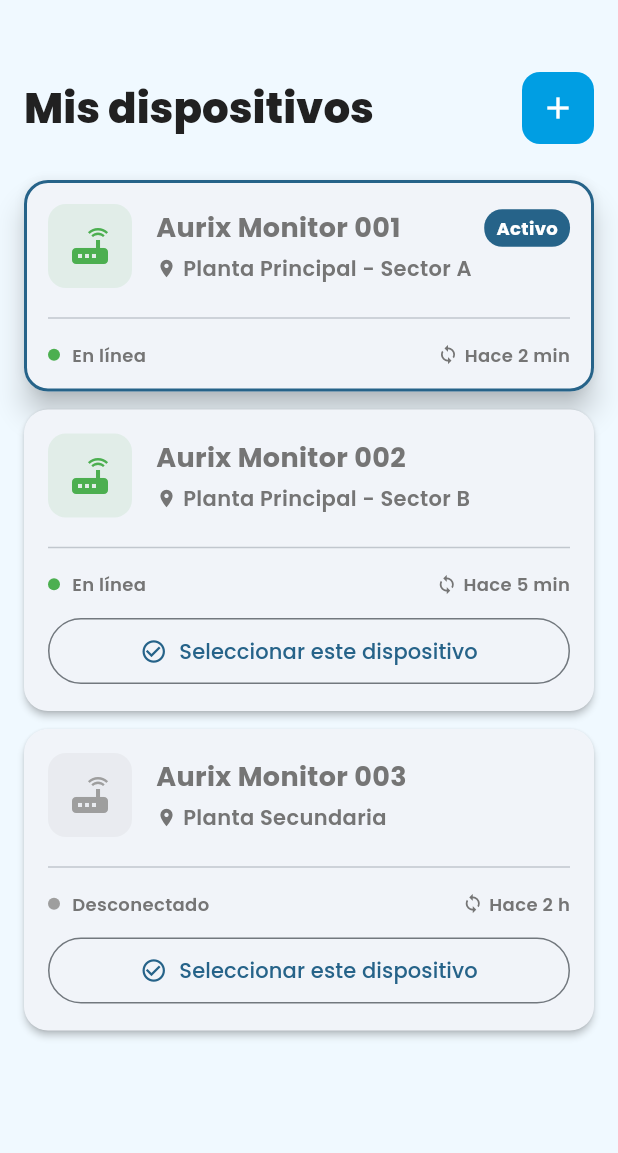
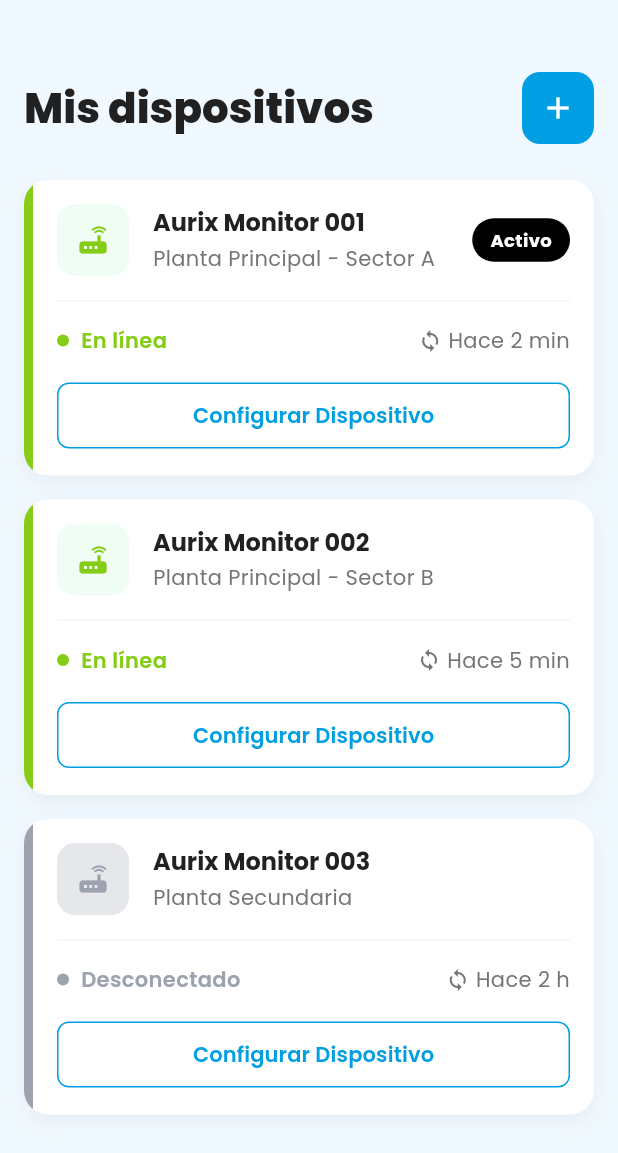
Before and after one commit to xhandlr/water-quality-monitoring, a Flutter app: the DevicesPage screen opened directly, on a phone screen of 412 x 824 dp. Shown: the top 1153 px of the screen. Run offline on Flutter 3.47's test engine with Material 3 defaults, Android fonts, the phone set to English and light mode, and no system bars; our stand-ins replace fl_chart, google_fonts.

Commit message:
style: rediseñar screen de dispositivos conservando los nuevos colores
- Agregar cards de dispositivos que respiran mejor con fondo blanco
- Utilizar los colores verde y celestes representantes de Aurix

```diff
--- a/app-mobile/lib/core/config/theme.dart
+++ b/app-mobile/lib/core/config/theme.dart
@@ -69,6 +69,17 @@ class AppColors {
   static const Color flowIcon = Color(0xFF009EE3);
   static const Color flowBg = Color(0xFFE1F5FE);
   static const Color flowBorder = Color(0xFFB3E5FC);
+
+  // Device Colors
+  static const Color deviceOnline = Color(0xFF84CC16);
+  static const Color deviceOnlineBg = Color(0xFFF0FDF4);
+  static const Color deviceOffline = Color(0xFF9CA3AF);
+  static const Color deviceOfflineIcon = Color(0xFF9CA3AF);
+  static const Color deviceOfflineBorder = Color(0xFFD1D5DB);
+  static const Color deviceOfflineBg = Color(0xFFE5E7EB);
+
+  static const Color deviceBadgeBg = Colors.black;
+  static const Color deviceBadgeText = Colors.white;
 }
 
 class AppTheme {
--- a/app-mobile/lib/features/monitoring/pages/devices_page.dart
+++ b/app-mobile/lib/features/monitoring/pages/devices_page.dart
@@ -96,33 +96,33 @@ class _DevicesPageState extends State<DevicesPage> {
                 itemBuilder: (context, index) {
                   final device = _devices[index];
                   final isSelected = device.id == _selectedDeviceId;
+                  final statusColor = device.isActive ? AppColors.deviceOnline : AppColors.deviceOffline;
+                  final statusBg = device.isActive ? AppColors.deviceOnlineBg : AppColors.deviceOfflineBg;
 
-          return Card(
-            margin: const EdgeInsets.only(bottom: 12),
-            elevation: isSelected ? 8 : 2,
-            shape: RoundedRectangleBorder(
+                  return Container(
+                    margin: const EdgeInsets.only(bottom: 16),
+                    decoration: BoxDecoration(
+                      color: Colors.white,
                       borderRadius: BorderRadius.circular(16),
-              side: BorderSide(
-                color: isSelected
-                    ? Theme.of(context).primaryColor
-                    : Colors.transparent,
-                width: 2,
+                      boxShadow: [
+                        BoxShadow(
+                          color: Colors.black.withValues(alpha: 0.05),
+                          blurRadius: 10,
+                          offset: const Offset(0, 4),
+                        ),
+                      ],
+                    ),
+                    child: ClipRRect(
+                      borderRadius: BorderRadius.circular(16),
+                      child: Container(
+                        decoration: BoxDecoration(
+                          border: Border(
+                            left: BorderSide(
+                              color: statusColor,
+                              width: 6,
                             ),
                           ),
-            child: InkWell(
-              onTap: () {
-                setState(() {
-                  _selectedDeviceId = device.id;
-                });
-                ScaffoldMessenger.of(context).showSnackBar(
-                  SnackBar(
-                    content: Text('Dispositivo seleccionado: ${device.name}'),
-                    behavior: SnackBarBehavior.floating,
-                    duration: const Duration(seconds: 2),
                         ),
-                );
-              },
-              borderRadius: BorderRadius.circular(16),
                         child: Padding(
                           padding: const EdgeInsets.all(16),
                           child: Column(
@@ -133,15 +133,13 @@ class _DevicesPageState extends State<DevicesPage> {
                                   Container(
                                     padding: const EdgeInsets.all(12),
                                     decoration: BoxDecoration(
-                            color: device.isActive
-                                ? Colors.green.withValues(alpha: 0.1)
-                                : Colors.grey.withValues(alpha: 0.1),
+                                      color: statusBg,
                                       borderRadius: BorderRadius.circular(12),
                                     ),
                                     child: Icon(
                                       Icons.router,
-                            color: device.isActive ? Colors.green : Colors.grey,
-                            size: 32,
+                                      color: statusColor,
+                                      size: 24,
                                     ),
                                   ),
                                   const SizedBox(width: 16),
@@ -149,31 +147,37 @@ class _DevicesPageState extends State<DevicesPage> {
                                     child: Column(
                                       crossAxisAlignment: CrossAxisAlignment.start,
                                       children: [
-                              Row(
-                                children: [
-                                  Expanded(
-                                    child: Text(
+                                        Text(
                                           device.name,
-                                      style: const TextStyle(
-                                        fontSize: 18,
+                                          style: Theme.of(context).textTheme.titleLarge?.copyWith(
+                                            fontSize: 16,
                                             fontWeight: FontWeight.bold,
                                           ),
+                                        ),
+                                        const SizedBox(height: 4),
+                                        Text(
+                                          device.location,
+                                          style: Theme.of(context).textTheme.bodyMedium?.copyWith(
+                                            fontWeight: FontWeight.normal,
+                                          ),
+                                        ),
+                                      ],
                                     ),
                                   ),
                                   if (isSelected)
                                     Container(
                                       padding: const EdgeInsets.symmetric(
-                                        horizontal: 8,
-                                        vertical: 4,
+                                        horizontal: 12,
+                                        vertical: 6,
                                       ),
                                       decoration: BoxDecoration(
-                                        color: Theme.of(context).primaryColor,
-                                        borderRadius: BorderRadius.circular(12),
+                                        color: AppColors.deviceBadgeBg,
+                                        borderRadius: BorderRadius.circular(20),
                                       ),
                                       child: const Text(
                                         'Activo',
                                         style: TextStyle(
-                                          color: Colors.white,
+                                          color: AppColors.deviceBadgeText,
                                           fontSize: 12,
                                           fontWeight: FontWeight.bold,
                                         ),
@@ -181,34 +185,9 @@ class _DevicesPageState extends State<DevicesPage> {
                                     ),
                                 ],
                               ),
-                              const SizedBox(height: 4),
-                              Row(
-                                children: [
-                                  Icon(
-                                    Icons.location_on,
-                                    size: 14,
-                                    color: Colors.grey[600],
-                                  ),
-                                  const SizedBox(width: 4),
-                                  Expanded(
-                                    child: Text(
-                                      device.location,
-                                      style: TextStyle(
-                                        fontSize: 14,
-                                        color: Colors.grey[600],
-                                      ),
-                                    ),
-                                  ),
-                                ],
-                              ),
-                            ],
-                          ),
-                        ),
-                      ],
-                    ),
-                    const SizedBox(height: 12),
-                    const Divider(),
-                    const SizedBox(height: 8),
+                              const SizedBox(height: 16),
+                              const Divider(height: 1, thickness: 1, color: Color(0xFFF3F4F6)),
+                              const SizedBox(height: 16),
                               Row(
                                 mainAxisAlignment: MainAxisAlignment.spaceBetween,
                                 children: [
@@ -218,18 +197,15 @@ class _DevicesPageState extends State<DevicesPage> {
                                         width: 8,
                                         height: 8,
                                         decoration: BoxDecoration(
-                                color: device.isActive
-                                    ? Colors.green
-                                    : Colors.grey,
+                                          color: statusColor,
                                           shape: BoxShape.circle,
                                         ),
                                       ),
                                       const SizedBox(width: 8),
                                       Text(
                                         device.isActive ? 'En línea' : 'Desconectado',
-                              style: TextStyle(
-                                fontSize: 12,
-                                color: Colors.grey[600],
+                                        style: Theme.of(context).textTheme.bodyMedium?.copyWith(
+                                          color: statusColor,
                                           fontWeight: FontWeight.w600,
                                         ),
                                       ),
@@ -239,48 +215,43 @@ class _DevicesPageState extends State<DevicesPage> {
                                     children: [
                                       Icon(
                                         Icons.sync,
-                              size: 14,
-                              color: Colors.grey[600],
+                                        size: 16,
+                                        color: AppColors.textSecondary,
                                       ),
                                       const SizedBox(width: 4),
                                       Text(
                                         _formatLastSync(device.lastSync),
-                              style: TextStyle(
-                                fontSize: 12,
-                                color: Colors.grey[600],
+                                        style: Theme.of(context).textTheme.bodyMedium?.copyWith(
+                                          fontWeight: FontWeight.normal,
                                         ),
                                       ),
                                     ],
                                   ),
                                 ],
                               ),
-                    if (!isSelected) ...[
-                      const SizedBox(height: 12),
+                              const SizedBox(height: 16),
                               SizedBox(
                                 width: double.infinity,
-                        child: OutlinedButton.icon(
-                          onPressed: () {
-                            setState(() {
-                              _selectedDeviceId = device.id;
-                            });
-                            ScaffoldMessenger.of(context).showSnackBar(
-                              SnackBar(
-                                content: Text(
-                                    'Cambiado a: ${device.name}'),
-                                behavior: SnackBarBehavior.floating,
-                                duration: const Duration(seconds: 2),
+                                child: OutlinedButton(
+                                  onPressed: () => _showConfigDeviceDialog(device),
+                                  style: OutlinedButton.styleFrom(
+                                    side: const BorderSide(color: AppColors.primary),
+                                    shape: RoundedRectangleBorder(
+                                      borderRadius: BorderRadius.circular(8),
                                     ),
-                            );
-                          },
-                          icon: const Icon(Icons.check_circle_outline),
-                          label: const Text('Seleccionar este dispositivo'),
-                          style: OutlinedButton.styleFrom(
                                     padding: const EdgeInsets.symmetric(vertical: 12),
+                                  ),
+                                  child: const Text(
+                                    'Configurar Dispositivo',
+                                    style: TextStyle(
+                                      color: AppColors.primary,
+                                      fontWeight: FontWeight.w600,
+                                    ),
                                   ),
                                 ),
                               ),
                             ],
-                  ],
+                          ),
                         ),
                       ),
                     ),
@@ -303,6 +274,126 @@ class _DevicesPageState extends State<DevicesPage> {
     } else {
       return 'Hace ${difference.inDays} días';
     }
+  }
+
+  void _showConfigDeviceDialog(Device device) {
+    final statusColor = device.isActive ? AppColors.deviceOnline : AppColors.deviceOffline;
+    final statusBg = device.isActive ? AppColors.deviceOnlineBg : AppColors.deviceOfflineBg;
+
+    showModalBottomSheet(
+      context: context,
+      backgroundColor: Colors.transparent,
+      isScrollControlled: true,
+      builder: (context) => Container(
+        decoration: const BoxDecoration(
+          color: Colors.white,
+          borderRadius: BorderRadius.vertical(top: Radius.circular(24)),
+        ),
+        padding: const EdgeInsets.all(24),
+        child: Column(
+          mainAxisSize: MainAxisSize.min,
+          crossAxisAlignment: CrossAxisAlignment.start,
+          children: [
+            Center(
+              child: Container(
+                width: 40,
+                height: 4,
+                decoration: BoxDecoration(
+                  color: Colors.grey[300],
+                  borderRadius: BorderRadius.circular(2),
+                ),
+              ),
+            ),
+            const SizedBox(height: 24),
+            Row(
+              children: [
+                Container(
+                  padding: const EdgeInsets.all(12),
+                  decoration: BoxDecoration(
+                    color: statusBg,
+                    borderRadius: BorderRadius.circular(12),
+                  ),
+                  child: Icon(
+                    Icons.router,
+                    color: statusColor,
+                    size: 32,
+                  ),
+                ),
+                const SizedBox(width: 16),
+                Expanded(
+                  child: Column(
+                    crossAxisAlignment: CrossAxisAlignment.start,
+                    children: [
+                      Text(
+                        device.name,
+                        style: Theme.of(context).textTheme.headlineMedium?.copyWith(
+                          fontSize: 20,
+                        ),
+                      ),
+                      const SizedBox(height: 4),
+                      Text(
+                        device.location,
+                        style: Theme.of(context).textTheme.bodyMedium,
+                      ),
+                    ],
+                  ),
+                ),
+                if (device.isActive)
+                  Container(
+                    padding: const EdgeInsets.symmetric(
+                      horizontal: 12,
+                      vertical: 6,
+                    ),
+                    decoration: BoxDecoration(
+                      color: AppColors.deviceBadgeBg,
+                      borderRadius: BorderRadius.circular(20),
+                    ),
+                    child: const Text(
+                      'Activo',
+                      style: TextStyle(
+                        color: AppColors.deviceBadgeText,
+                        fontSize: 12,
+                        fontWeight: FontWeight.bold,
+                      ),
+                    ),
+                  ),
+              ],
+            ),
+            const SizedBox(height: 32),
+            Text(
+              'Opciones de configuración',
+              style: Theme.of(context).textTheme.titleLarge,
+            ),
+            const SizedBox(height: 16),
+            ListTile(
+              leading: const Icon(Icons.edit_outlined),
+              title: const Text('Editar nombre'),
+              onTap: () {
+                Navigator.pop(context);
+                // Implementar edición
+              },
+            ),
+            ListTile(
+              leading: const Icon(Icons.wifi),
+              title: const Text('Configurar red WiFi'),
+              onTap: () {
+                Navigator.pop(context);
+                // Implementar config WiFi
+              },
+            ),
+            ListTile(
+              leading: const Icon(Icons.delete_outline, color: Colors.red),
+              title: const Text('Eliminar dispositivo', style: TextStyle(color: Colors.red)),
+              onTap: () {
+                Navigator.pop(context);
+                // Implementar eliminación
+              },
+            ),
+            const SizedBox(height: 24),
+          ],
+        ),
+      ),
+    );
   }
 
   void _showAddDeviceDialog() {
```
Lines whose indentation alone changed are shown as unchanged.
